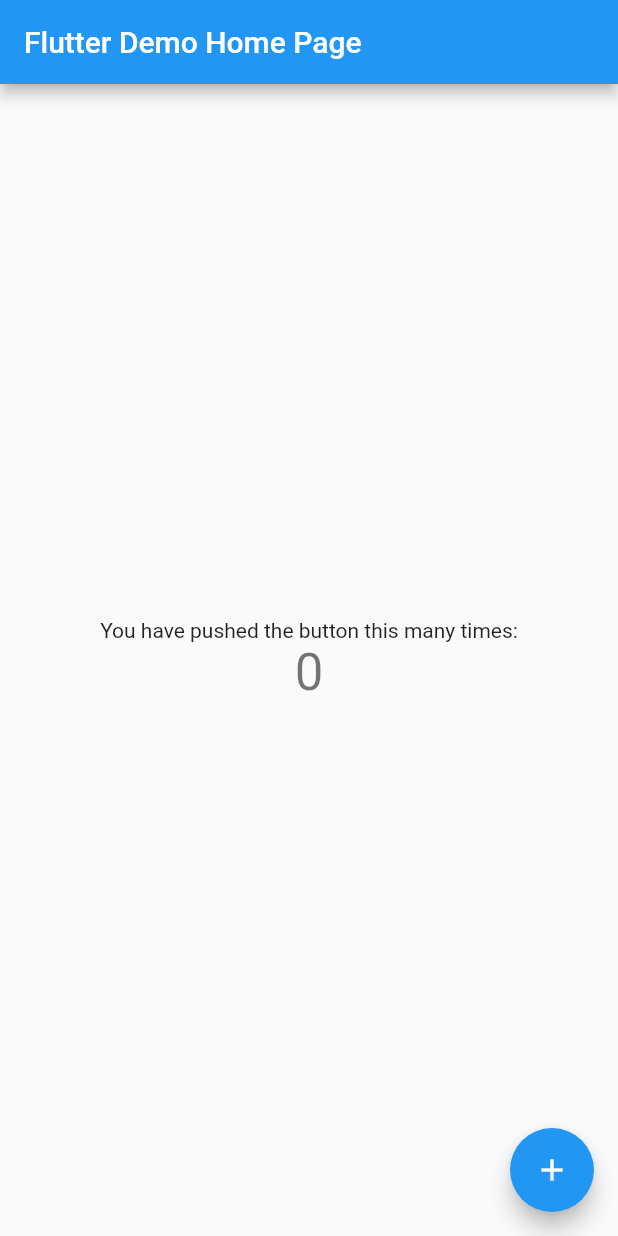
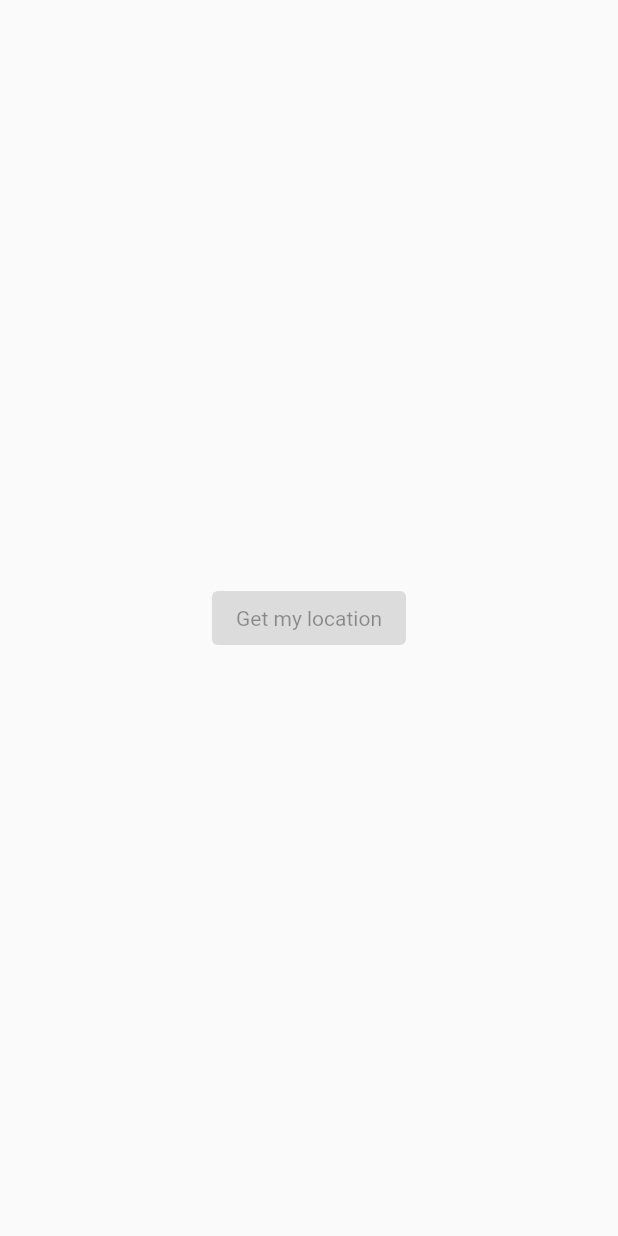
Before and after one commit to chs11233/weather, a Flutter app: the screen it shows after launch, on a phone screen of 412 x 824 dp. Run offline on Flutter 3.47's test engine with Material 2 defaults, Android fonts, the phone set to English and light mode, and no system bars; our stand-ins replace geolocator.

Commit message:
first commit

```diff
--- /dev/null
+++ b/lib/data/network.dart
@@ -0,0 +1,17 @@
+import 'package:http/http.dart';
+import 'dart:convert';
+
+class Network {
+  final String url;
+
+  Network(this.url);
+
+  Future<dynamic> getJsonData() async {
+    Response response = await get(Uri.parse(url));
+    if (response.statusCode == 200) {
+      String jsonData = response.body;
+      var parsingData = jsonDecode(jsonData);
+      return parsingData;
+    }
+  }
+}
--- a/lib/main.dart
+++ b/lib/main.dart
@@ -1,115 +1,19 @@
 import 'package:flutter/material.dart';
+import 'package:weather/screens/loading.dart';
 
 void main() {
-  runApp(const MyApp());
+  runApp(MyApp());
 }
 
 class MyApp extends StatelessWidget {
-  const MyApp({Key? key}) : super(key: key);
-
-  // This widget is the root of your application.
   @override
   Widget build(BuildContext context) {
     return MaterialApp(
       title: 'Flutter Demo',
       theme: ThemeData(
-        // This is the theme of your application.
-        //
-        // Try running your application with "flutter run". You'll see the
-        // application has a blue toolbar. Then, without quitting the app, try
-        // changing the primarySwatch below to Colors.green and then invoke
-        // "hot reload" (press "r" in the console where you ran "flutter run",
-        // or simply save your changes to "hot reload" in a Flutter IDE).
-        // Notice that the counter didn't reset back to zero; the application
-        // is not restarted.
         primarySwatch: Colors.blue,
       ),
-      home: const MyHomePage(title: 'Flutter Demo Home Page'),
+      home: Loading(),
     );
   }
 }
-
-class MyHomePage extends StatefulWidget {
-  const MyHomePage({Key? key, required this.title}) : super(key: key);
-
-  // This widget is the home page of your application. It is stateful, meaning
-  // that it has a State object (defined below) that contains fields that affect
-  // how it looks.
-
-  // This class is the configuration for the state. It holds the values (in this
-  // case the title) provided by the parent (in this case the App widget) and
-  // used by the build method of the State. Fields in a Widget subclass are
-  // always marked "final".
-
-  final String title;
-
-  @override
-  State<MyHomePage> createState() => _MyHomePageState();
-}
-
-class _MyHomePageState extends State<MyHomePage> {
-  int _counter = 0;
-
-  void _incrementCounter() {
-    setState(() {
-      // This call to setState tells the Flutter framework that something has
-      // changed in this State, which causes it to rerun the build method below
-      // so that the display can reflect the updated values. If we changed
-      // _counter without calling setState(), then the build method would not be
-      // called again, and so nothing would appear to happen.
-      _counter++;
-    });
-  }
-
-  @override
-  Widget build(BuildContext context) {
-    // This method is rerun every time setState is called, for instance as done
-    // by the _incrementCounter method above.
-    //
-    // The Flutter framework has been optimized to make rerunning build methods
-    // fast, so that you can just rebuild anything that needs updating rather
-    // than having to individually change instances of widgets.
-    return Scaffold(
-      appBar: AppBar(
-        // Here we take the value from the MyHomePage object that was created by
-        // the App.build method, and use it to set our appbar title.
-        title: Text(widget.title),
-      ),
-      body: Center(
-        // Center is a layout widget. It takes a single child and positions it
-        // in the middle of the parent.
-        child: Column(
-          // Column is also a layout widget. It takes a list of children and
-          // arranges them vertically. By default, it sizes itself to fit its
-          // children horizontally, and tries to be as tall as its parent.
-          //
-          // Invoke "debug painting" (press "p" in the console, choose the
-          // "Toggle Debug Paint" action from the Flutter Inspector in Android
-          // Studio, or the "Toggle Debug Paint" command in Visual Studio Code)
-          // to see the wireframe for each widget.
-          //
-          // Column has various properties to control how it sizes itself and
-          // how it positions its children. Here we use mainAxisAlignment to
-          // center the children vertically; the main axis here is the vertical
-          // axis because Columns are vertical (the cross axis would be
-          // horizontal).
-          mainAxisAlignment: MainAxisAlignment.center,
-          children: <Widget>[
-            const Text(
-              'You have pushed the button this many times:',
-            ),
-            Text(
-              '$_counter',
-              style: Theme.of(context).textTheme.headline4,
-            ),
-          ],
-        ),
-      ),
-      floatingActionButton: FloatingActionButton(
-        onPressed: _incrementCounter,
-        tooltip: 'Increment',
-        child: const Icon(Icons.add),
-      ), // This trailing comma makes auto-formatting nicer for build methods.
-    );
-  }
-}
--- /dev/null
+++ b/lib/screens/loading.dart
@@ -0,0 +1,64 @@
+import 'package:flutter/material.dart';
+import 'package:weather/data/my_location.dart';
+import 'package:weather/data/network.dart';
+import 'package:weather/screens/weather_screen.dart';
+const apikey = '0d30e08315dc54d7e2eedf37a15103ae';
+
+class Loading extends StatefulWidget {
+  @override
+  State<Loading> createState() => _LoadingState();
+}
+
+class _LoadingState extends State<Loading> {
+  late double latitude3;
+  late double longitude3;
+
+  @override
+  void initState() {
+    super.initState();
+    getLocation();
+  }
+
+  void getLocation() async {
+    MyLocation myLocation = MyLocation();
+    await myLocation.getMyCurrentLocation();
+    latitude3 = myLocation.latitude2;
+    longitude3 = myLocation.longitude2;
+    print(latitude3);
+    print(longitude3);
+
+    Network network = Network(
+        'https://api.openweathermap.org/data/2.5/weather?lat=$latitude3&lon=$longitude3&appid=$apikey&units=metric');
+
+    var weatherData = await network.getJsonData();
+    print(weatherData);
+    Navigator.push(context, MaterialPageRoute(builder: (context){
+      return WeatherScreen(parseWeatherData: weatherData,);
+    }));
+  }
+
+  // void fetchData() async {
+  //     var myJson = parsingData['weather'][0]['description'];
+  //     var wind = parsingData['wind']['speed'];
+  //     var id = parsingData['id'];
+  //     print(myJson);
+  //     print(wind);
+  //     print(id);
+  // }
+
+  @override
+  Widget build(BuildContext context) {
+    return Scaffold(
+      body: Center(
+        child: ElevatedButton(
+          onPressed: null,
+          child: const Text('Get my location'),
+          style: ElevatedButton.styleFrom(
+            primary: Colors.blue,
+            textStyle: const TextStyle(color: Colors.white),
+          ),
+        ),
+      ),
+    );
+  }
+}
--- a/pubspec.yaml
+++ b/pubspec.yaml
@@ -34,6 +34,8 @@ dependencies:
   # The following adds the Cupertino Icons font to your application.
   # Use with the CupertinoIcons class for iOS style icons.
   cupertino_icons: ^1.0.2
+  geolocator: ^8.2.1
+  http: ^0.13.4
 
 dev_dependencies:
   flutter_test:
```
Also changed, not shown: lib/ScreenB.dart (deleted, +0 -30 lines), lib/data/my_location.dart (added, +20 -0 lines), lib/screens/weather_screen.dart (added, +57 -0 lines), pubspec.lock, 4 other files.
